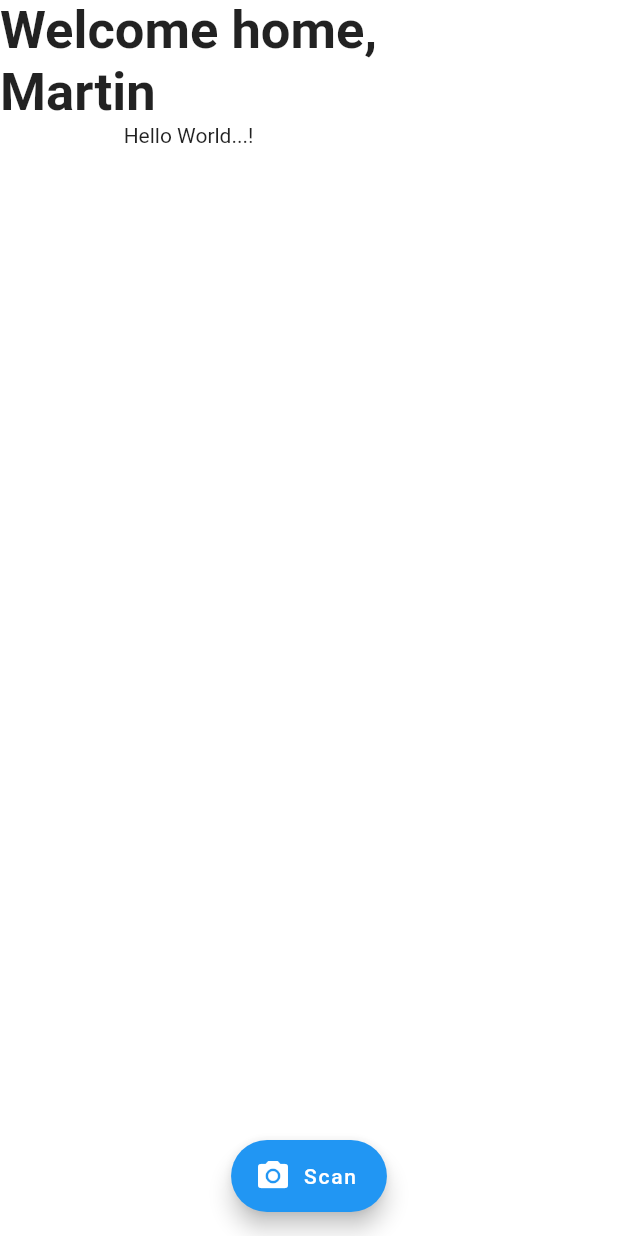
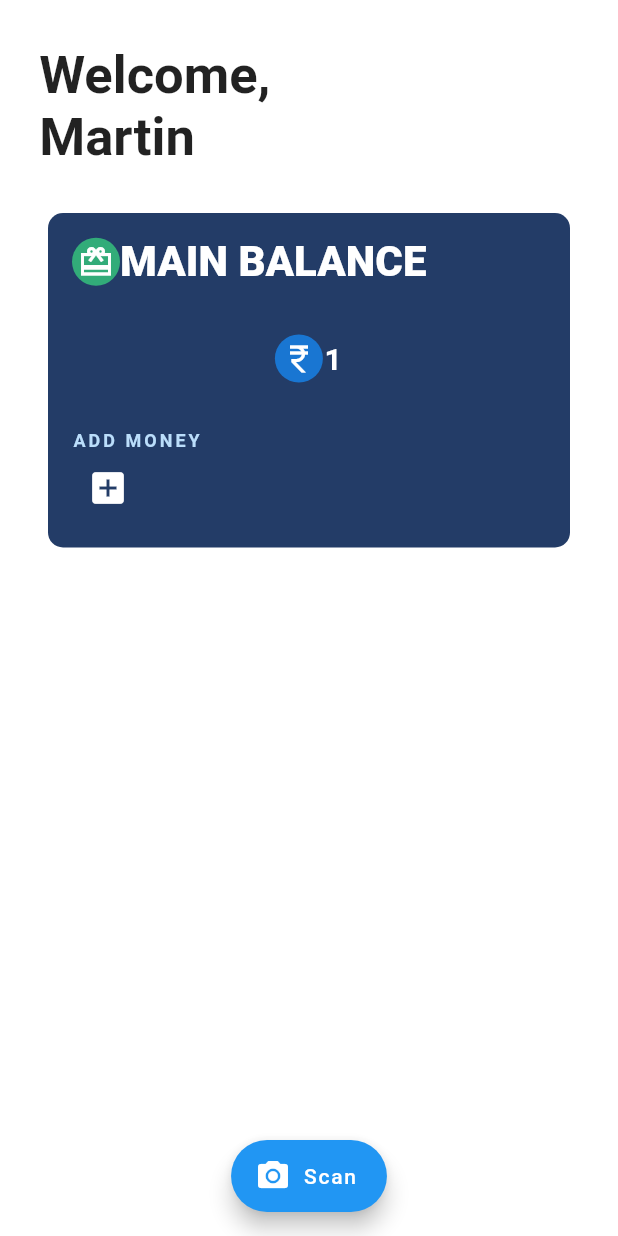
Before and after one commit to martin-francs/bus_t1, a Flutter app: the screen it shows after launch, on a phone screen of 412 x 824 dp. Run offline on Flutter 3.47's test engine with Material 2 defaults, Android fonts, the phone set to English and light mode, and no system bars; our stand-ins replace cloud_firestore, firebase_core, get, permission_handler; missing offline and left inert: qrscan; accounts and stored records are empty.

Commit message:
wallet ui component added to home screen

```diff
--- a/lib/screens/home.dart
+++ b/lib/screens/home.dart
@@ -52,14 +52,72 @@ String result = "Hello World...!";
 }
   @override
   Widget build(BuildContext context) {
+    String bal="1";
     return Scaffold(
       backgroundColor:Colors.white,
-      body:SafeArea(child: Column(children:[Column(children:[ Text('Welcome home,\n'+fname,style: TextStyle(fontSize:35,fontWeight:FontWeight.bold )
+      body:SafeArea(child: Column(children:[ SizedBox(
+      height: 30, // <-- SEE HERE
+    ),
+    Container(width:double.infinity,
+        child: Text('   Welcome,\n   '+fname,style: TextStyle(fontSize:35,fontWeight:FontWeight.bold ),textAlign: TextAlign.left,
+        ),
       ),
-      Text(result),// Here the scanned result will be shown
-      ]
-      ),
-      ])
+      SizedBox(
+      height:30, // <-- SEE HERE
+    ),
+      //Text(result),// Here the scanned result will be shown
+      Container(
+                    margin: EdgeInsets.symmetric(horizontal: 32),
+                    decoration: BoxDecoration(
+                      borderRadius: BorderRadius.all(Radius.circular(10)),
+                      color: Color.fromRGBO(35, 60, 103, 1),
+                    ),
+                    padding: EdgeInsets.all(16),
+                    child: Column(
+                      crossAxisAlignment: CrossAxisAlignment.start,
+                      children: <Widget>[
+                        Row(
+
+                          children: <Widget>[
+                            CircleAvatar(
+                              radius: 16,
+                              backgroundColor: Color.fromRGBO(50, 172, 121, 1),
+                              child: Icon(Icons.wallet_giftcard_sharp, color: Colors.white, size: 24,),
+                            ),
+
+
+                            Text("MAIN BALANCE", style: TextStyle(fontStyle: FontStyle.normal, fontSize: 28, color: Colors.white, fontWeight: FontWeight.w900),)
+                          ],
+                        ),
+                        SizedBox(height: 32,),
+
+                        Row(
+                          mainAxisAlignment: MainAxisAlignment.center,
+                          children: [CircleAvatar(radius: 16,child: Icon(Icons.currency_rupee,color: Colors.white,),),
+                            Text(bal, style: TextStyle(fontSize: 20, color: Colors.white, fontWeight: FontWeight.w700, letterSpacing: 2.0),),
+                          ],
+                        ),
+
+                        SizedBox(height: 32,),
+
+                        Row(
+                          mainAxisAlignment: MainAxisAlignment.spaceBetween,
+                          children: <Widget>[
+                            Column(
+                              crossAxisAlignment: CrossAxisAlignment.start,
+                              children: <Widget>[
+                                Text("ADD MONEY", style: TextStyle(fontSize: 12, color: Colors.blue[100], fontWeight: FontWeight.w700, letterSpacing: 2.0),),
+                                IconButton(onPressed: (){}, icon: Icon(Icons.add_box),iconSize: 28,color: Colors.white,)
+                                //Text("Maaz Aftab", style: TextStyle(fontSize: 16, color: Colors.grey[100], fontWeight: FontWeight.w700, letterSpacing: 2.0),),
+                              ],
+                            ),
+                          ],
+                        )
+
+                      ],
+                    )
+                  ),]
+      )
       ),
       floatingActionButton: FloatingActionButton.extended(
           icon: Icon(Icons.camera_alt),
```
